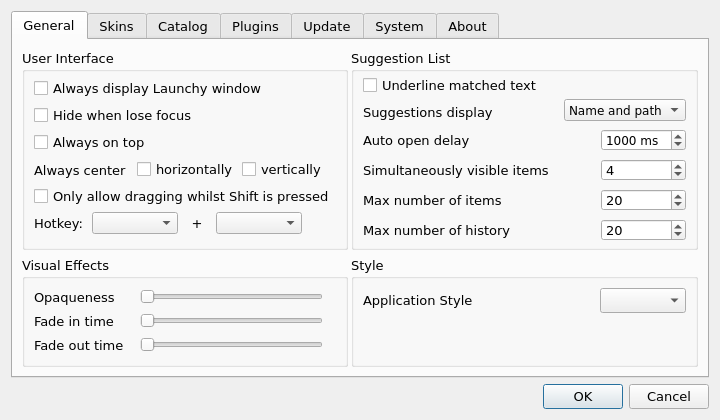
Qt form src/OptionDialog.ui (samsonwang/LaunchyQt) before a commit.
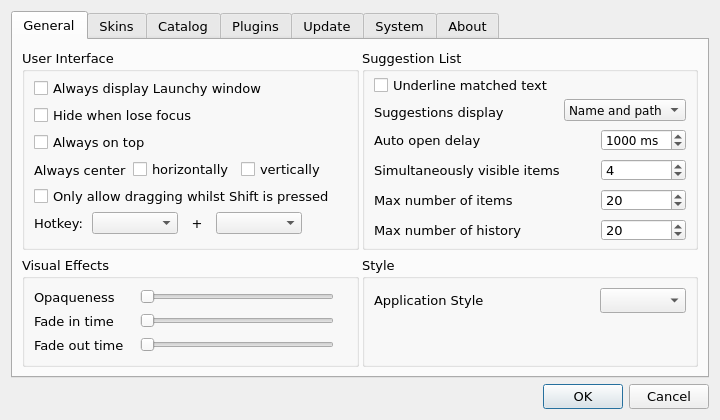
The same form after that commit. Icons and pictures are not drawn. Custom widgets are drawn as their Qt base class.

Commit message: prepare to add styles for option dialog

Diff of the .ui file:
```diff
--- a/src/OptionDialog.ui
+++ b/src/OptionDialog.ui
@@ -118,7 +118,7 @@
           <item>
            <layout class="QHBoxLayout" name="horizontalLayout_2">
             <property name="spacing">
-             <number>3</number>
+             <number>6</number>
             </property>
             <item>
              <widget class="QLabel" name="label_5">
@@ -168,6 +168,19 @@
               </property>
              </widget>
             </item>
+            <item>
+             <spacer name="horizontalSpacer_4">
+              <property name="orientation">
+               <enum>Qt::Horizontal</enum>
+              </property>
+              <property name="sizeHint" stdset="0">
+               <size>
+                <width>40</width>
+                <height>20</height>
+               </size>
+              </property>
+             </spacer>
+            </item>
            </layout>
           </item>
           <item>
```
The commit also changes 2 other files.
